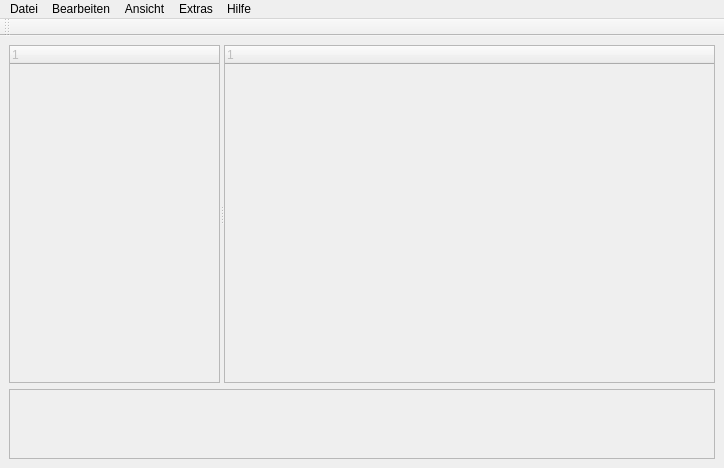
Above: src/forms/MainWindow.ui from thooge/keepassx1 before the change. Below: the same form after it.
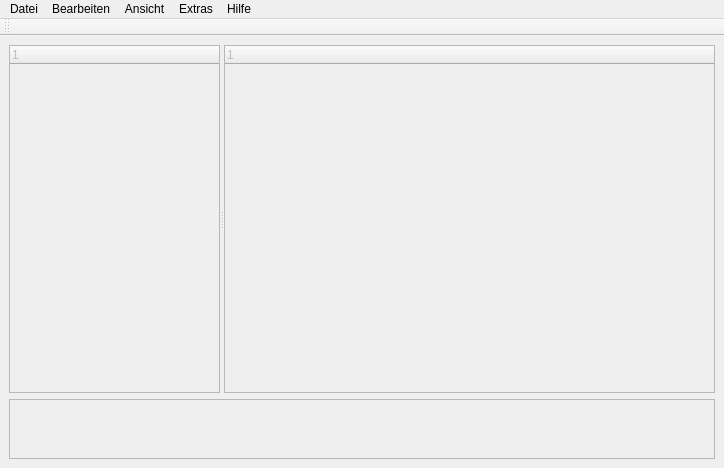
That is the form after the change. Custom widgets are drawn as their Qt base class.

```diff
--- a/src/forms/MainWindow.ui
+++ b/src/forms/MainWindow.ui
@@ -90,11 +90,17 @@
       <property name="sizePolicy" >
        <sizepolicy>
         <hsizetype>7</hsizetype>
-        <vsizetype>7</vsizetype>
+        <vsizetype>4</vsizetype>
         <horstretch>0</horstretch>
         <verstretch>10</verstretch>
        </sizepolicy>
       </property>
+      <property name="maximumSize" >
+       <size>
+        <width>16777215</width>
+        <height>60</height>
+       </size>
+      </property>
      </widget>
     </item>
    </layout>
```
Left out of the diff: 10 changed lines with no effect on the pictures.
